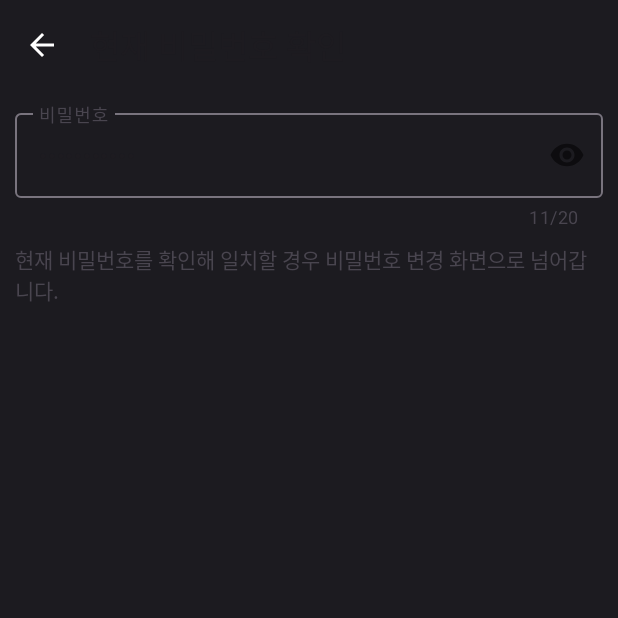
After one commit to koobh95/WeMakePass, an Android app: the fragment CurrentPasswordAuthFragment placed in its activity, on a phone screen of 412 x 824 dp, the top half of it. The commit adds this screen. Run offline under Robolectric (Android 15) with nearby library versions, the light colour scheme and no system bars; our stand-ins replace RxJava, data binding; 3 statements that could not run were skipped.

Commit message:
* 기능 추가 - 설정 화면에서 비밀번호 변경하는 기능 추가

```diff
--- a/app/src/main/java/com/example/wemakepass/network/api/UserAPI.java
+++ b/app/src/main/java/com/example/wemakepass/network/api/UserAPI.java
@@ -46,4 +46,9 @@ public interface UserAPI {
     @LoginRequired
     @GET(BASE_URI + "nickname_change")
     Observable<Response<String>> nicknameChange(@Query("newNickname") String newNickname);
+
+    // 현재 비밀번호 인증. 로그인 된 상태에서 비밀번호 변경을 수행할 때 사용.
+    @LoginRequired
+    @POST(BASE_URI + "password_auth")
+    Observable<Response<String>> currentPasswordAuth(@Body String currentPassword);
 }
--- a/app/src/main/java/com/example/wemakepass/view/accountSetting/AccountSettingFragment.java
+++ b/app/src/main/java/com/example/wemakepass/view/accountSetting/AccountSettingFragment.java
@@ -20,6 +20,7 @@ import com.example.wemakepass.data.model.vo.SettingCategoryVO;
 import com.example.wemakepass.databinding.FragmentAccountSettingBinding;
 import com.example.wemakepass.view.accountSetting.nicknameChange.NicknameChangeFragment;
 import com.example.wemakepass.view.accountSetting.passwordReset.PasswordResetFragment;
+import com.example.wemakepass.view.auth.currentPassword.CurrentPasswordAuthFragment;
 
 import java.util.ArrayList;
 import java.util.List;
@@ -127,9 +128,10 @@ public class AccountSettingFragment extends Fragment {
         List<SettingOptionModel> accountModifyOptionList = new ArrayList<>();
         accountModifyOptionList.add(new SettingOptionModel.SettingOptionBuilder()
                 .setContent("비밀번호 변경")
-                .setOnClickListener(v -> {
-
-                })
+                .setOnClickListener(v ->
+                    ((AccountSettingActivity)requireActivity())
+                            .addFragment(CurrentPasswordAuthFragment.newInstance(),
+                                    R.anim.slide_from_bottom, R.anim.slide_to_bottom))
                 .build());
         categoryList.add(new SettingCategoryVO(accountModifyOptionList));
 
--- a/app/src/main/java/com/example/wemakepass/view/accountSetting/nicknameChange/NicknameChangeFragment.java
+++ b/app/src/main/java/com/example/wemakepass/view/accountSetting/nicknameChange/NicknameChangeFragment.java
@@ -97,7 +97,7 @@ public class NicknameChangeFragment extends Fragment {
          * 4. EditText를 Enable 상태로 변경.
          *
          */
-        viewModel.getNicknameChanged().observe(this, aBoolean -> {
+        viewModel.getNicknameChangedLiveData().observe(this, aBoolean -> {
             AppConfig.UserPreference.setNickname(viewModel.getNicknameLiveData().getValue());
             DialogUtil.showAlertDialog(requireContext(), "변경되었습니다.");
             Bundle bundle = new Bundle();
--- /dev/null
+++ b/app/src/main/java/com/example/wemakepass/view/auth/currentPassword/CurrentPasswordAuthFragment.java
@@ -0,0 +1,94 @@
+package com.example.wemakepass.view.auth.currentPassword;
+
+import android.os.Bundle;
+
+import androidx.annotation.NonNull;
+import androidx.annotation.Nullable;
+import androidx.databinding.DataBindingUtil;
+import androidx.fragment.app.Fragment;
+import androidx.lifecycle.ViewModelProvider;
+
+import android.view.LayoutInflater;
+import android.view.View;
+import android.view.ViewGroup;
+
+import com.example.wemakepass.R;
+import com.example.wemakepass.config.AppConfig;
+import com.example.wemakepass.databinding.FragmentCurrentPasswordAuthBinding;
+import com.example.wemakepass.util.DialogUtil;
+import com.example.wemakepass.util.MessageUtil;
+import com.example.wemakepass.view.accountSetting.AccountSettingActivity;
+import com.example.wemakepass.view.accountSetting.passwordReset.PasswordResetFragment;
+
+/**
+ * 로그인된 상태에서 비밀번호 변경을 하기 위해 현재 비밀번호 인증을 수행하는 Fragment다.
+ *
+ * @author BH-Ku
+ * @since 2023-11-07
+ */
+public class CurrentPasswordAuthFragment extends Fragment {
+    private FragmentCurrentPasswordAuthBinding binding;
+    private CurrentPasswordAuthViewModel viewModel;
+
+    public static CurrentPasswordAuthFragment newInstance() {
+        return new CurrentPasswordAuthFragment();
+    }
+
+    @Override
+    public View onCreateView(LayoutInflater inflater, ViewGroup container,
+                             Bundle savedInstanceState) {
+        binding = DataBindingUtil.inflate(inflater, R.layout.fragment_current_password_auth, container, false);
+        binding.setLifecycleOwner(this);
+        viewModel = new ViewModelProvider(this).get(CurrentPasswordAuthViewModel.class);
+        binding.setViewModel(viewModel);
+        return binding.getRoot();
+    }
+
+    @Override
+    public void onViewCreated(@NonNull View view, @Nullable Bundle savedInstanceState) {
+        super.onViewCreated(view, savedInstanceState);
+        initToolbar();
+        initObserver();
+    }
+
+    /**
+     * Toolbar를 초기화하는 메서드.
+     */
+    private void initToolbar() {
+        binding.fragmentCurrentPasswordAuthToolbar.setNavigationOnClickListener(v ->
+                requireActivity()
+                        .getSupportFragmentManager()
+                        .popBackStack());
+    }
+
+    /**
+     * Observer를 초기화하는 메서드.
+     */
+    private void initObserver() {
+        viewModel.getSystemMessageLiveData().observe(this, systemMessage ->
+                DialogUtil.showAlertDialog(requireContext(), systemMessage));
+
+        viewModel.getNetworkErrorLiveData().observe(this, errorResponse ->
+                DialogUtil.showAlertDialog(requireContext(), errorResponse.getMessage()));
+
+        /**
+         * 비밀번호 인증이 완료되는 것을 감시하며 인증될 경우 다음을 수행한다.
+         *  1. AlertDialog를 닫는다.
+         *  2. 현재 Fragment를 종료한다.
+         *  3. PasswordResetFragment를 실행한다.
+         */
+        viewModel.getIsAuthLiveData().observe(this, aBoolean -> {
+            DialogUtil.showAlertDialog(requireContext(),
+                    "인증되었습니다. 비밀번호 변경 화면으로 이동합니다.",
+                    dialog -> {
+                        dialog.dismiss();
+                        requireActivity()
+                                .getSupportFragmentManager()
+                                .popBackStack();
+                        ((AccountSettingActivity)requireActivity())
+                                .addFragment(PasswordResetFragment.newInstance(AppConfig.UserPreference.getUserId()),
+                                        R.anim.slide_from_bottom, R.anim.slide_to_bottom);
+                    });
+        });
+    }
+}
--- /dev/null
+++ b/app/src/main/java/com/example/wemakepass/view/auth/currentPassword/CurrentPasswordAuthViewModel.java
@@ -0,0 +1,84 @@
+package com.example.wemakepass.view.auth.currentPassword;
+
+import android.text.TextUtils;
+import android.view.View;
+
+import com.example.wemakepass.base.BaseViewModel;
+import com.example.wemakepass.common.SingleLiveEvent;
+import com.example.wemakepass.network.util.AES256Util;
+import com.example.wemakepass.repository.UserRepository;
+import com.example.wemakepass.util.UserInfoUtil;
+
+import java.security.KeyStore;
+
+import io.reactivex.rxjava3.disposables.Disposable;
+
+/**
+ * CurrentPasswordAuthFragment의 ViewModel 클래스.
+ *
+ * @author BH-Ku
+ * @since 2023-11-07
+ */
+public class CurrentPasswordAuthViewModel extends BaseViewModel {
+    private SingleLiveEvent<String> passwordLiveData;
+    private Disposable authDisposable;
+
+    private UserRepository userRepository;
+    private UserInfoUtil userInfoUtil;
+    private AES256Util aes256Util;
+
+    public CurrentPasswordAuthViewModel() {
+        userRepository = new UserRepository(getNetworkErrorLiveData());
+        userInfoUtil = new UserInfoUtil();
+        aes256Util = AES256Util.getInstance();
+    }
+
+    /**
+     * - 확인 버턴을 눌렀을 때 호출되는 콜백 메서드로 xml에서 바인딩되어 있다.
+     * - 요청을 반복해서 보내는 것을 방지하기 위해서 Disposable을 확인한 후 없을 경우 입력한 비밀번호를
+     *  최소한으로 검증한다. 검증이 완료되면 비밀번호를 암호화하여 서버로 전송한다.
+     *
+     * @param view
+     */
+    public void onAuthButtonClick(View view) {
+        if(authDisposable != null && !authDisposable.isDisposed())
+            return;
+
+        if(!isValidPassword())
+            return;
+
+        String encryptedCurrentPassword = aes256Util.encrypt(passwordLiveData.getValue());
+        addDisposable(authDisposable = userRepository.currentPasswordAuth(encryptedCurrentPassword));
+    }
+
+    /**
+     *  사용자가 입력한 비밀번호가 정상적인지 확인한다. 단, 비밀번호 인증이기 때문에 형식 등은 검사하지 않고
+     * Null 여부, 길이만 검증한다.
+     *
+     * @return
+     */
+    private boolean isValidPassword() {
+        final String password = passwordLiveData.getValue();
+        UserInfoUtil.PasswordValidator validator = userInfoUtil.passwordValidator();
+
+        if(TextUtils.isEmpty(password)) {
+            systemMessageLiveData.setValue(validator.ERR_MSG_EMPTY);
+            return false;
+        } else if(!validator.inRange(password.length())) {
+            systemMessageLiveData.setValue(validator.ERR_MSG_RANGE);
+            return false;
+        }
+
+        return true;
+    }
+
+    public SingleLiveEvent<String> getPasswordLiveData() {
+        if(passwordLiveData == null)
+            passwordLiveData = new SingleLiveEvent<>("user1234!@!");
+        return passwordLiveData;
+    }
+
+    public SingleLiveEvent<Boolean> getIsAuthLiveData() {
+        return userRepository.getIsConfirmLiveData();
+    }
+}
--- a/app/src/main/java/com/example/wemakepass/view/auth/login/LoginFragment.java
+++ b/app/src/main/java/com/example/wemakepass/view/auth/login/LoginFragment.java
@@ -10,7 +10,6 @@ import androidx.databinding.DataBindingUtil;
 import androidx.fragment.app.Fragment;
 import androidx.lifecycle.ViewModelProvider;
 
-import android.util.Log;
 import android.view.LayoutInflater;
 import android.view.View;
 import android.view.ViewGroup;
@@ -25,8 +24,7 @@ import com.example.wemakepass.util.MessageUtil;
 import com.example.wemakepass.view.auth.AuthActivity;
 import com.example.wemakepass.view.auth.cert.EmailCertFragment;
 import com.example.wemakepass.view.auth.findAccount.FindAccountActivity;
-import com.example.wemakepass.view.auth.signUp.SignUpFragment;
-import com.example.wemakepass.view.community.CommunityFragment;
+import com.example.wemakepass.view.signUp.SignUpFragment;
 import com.example.wemakepass.view.main.MainActivity;
 
 /**
--- a/app/src/main/java/com/example/wemakepass/view/auth/signUp/SignUpFragment.java
+++ b/app/src/main/java/com/example/wemakepass/view/signUp/SignUpFragment.java
@@ -1,4 +1,4 @@
-package com.example.wemakepass.view.auth.signUp;
+package com.example.wemakepass.view.signUp;
 
 import android.os.Bundle;
 
@@ -20,7 +20,6 @@ import com.example.wemakepass.util.DialogUtil;
 import com.example.wemakepass.util.MessageUtil;
 import com.example.wemakepass.view.auth.AuthActivity;
 import com.example.wemakepass.view.auth.cert.EmailCertFragment;
-import com.example.wemakepass.view.examInfo.ExamInfoFragment;
 import com.google.android.material.textfield.TextInputLayout;
 
 /**
--- a/app/src/main/java/com/example/wemakepass/view/auth/signUp/SignUpViewModel.java
+++ b/app/src/main/java/com/example/wemakepass/view/signUp/SignUpViewModel.java
@@ -1,4 +1,4 @@
-package com.example.wemakepass.view.auth.signUp;
+package com.example.wemakepass.view.signUp;
 
 import android.text.TextUtils;
 import android.view.View;
--- /dev/null
+++ b/app/src/main/res/layout/fragment_current_password_auth.xml
@@ -0,0 +1,70 @@
+<?xml version="1.0" encoding="utf-8"?>
+<layout xmlns:android="http://schemas.android.com/apk/res/android"
+    xmlns:app="http://schemas.android.com/apk/res-auto"
+    xmlns:tools="http://schemas.android.com/tools">
+
+    <data>
+
+        <variable
+            name="viewModel"
+            type="com.example.wemakepass.view.auth.currentPassword.CurrentPasswordAuthViewModel" />
+    </data>
+
+    <androidx.constraintlayout.widget.ConstraintLayout
+        android:layout_width="match_parent"
+        android:layout_height="match_parent"
+        android:background="@color/baltic_sea"
+        android:clickable="true"
+        tools:context=".view.auth.currentPassword.CurrentPasswordAuthFragment">
+
+        <com.google.android.material.appbar.MaterialToolbar
+            android:id="@+id/fragment_current_password_auth_toolbar"
+            android:layout_width="match_parent"
+            android:layout_height="@dimen/toolbar_height"
+            app:layout_constraintTop_toTopOf="parent"
+            app:navigationIcon="@drawable/baseline_arrow_back_24"
+            app:title="현재 비밀번호 확인" />
+
+        <com.google.android.material.textfield.TextInputLayout
+            android:id="@+id/fragment_current_password_auth_text_layout"
+            android:layout_width="match_parent"
+            android:layout_height="wrap_content"
+            android:layout_margin="10dp"
+            android:theme="@style/Theme.TextInputLayout.Round10"
+            app:counterEnabled="true"
+            app:counterMaxLength="20"
+            app:layout_constraintTop_toBottomOf="@id/fragment_current_password_auth_toolbar"
+            app:passwordToggleEnabled="true">
+
+            <com.google.android.material.textfield.TextInputEditText
+                android:id="@+id/fragment_current_password_auth_edit_text"
+                android:layout_width="match_parent"
+                android:layout_height="wrap_content"
+                android:hint="비밀번호"
+                android:inputType="textPassword"
+                android:maxLength="20"
+                android:maxLines="1"
+                android:text="@={viewModel.passwordLiveData}" />
+
+        </com.google.android.material.textfield.TextInputLayout>
+
+        <androidx.appcompat.widget.AppCompatTextView
+            android:id="@+id/fragment_current_password_auth_guide_text_view"
+            android:layout_width="match_parent"
+            android:layout_height="wrap_content"
+            android:layout_margin="10dp"
+            android:text="@string/current_password_auth_guidelines"
+            app:layout_constraintTop_toBottomOf="@id/fragment_current_password_auth_text_layout" />
+
+        <androidx.appcompat.widget.AppCompatButton
+            android:id="@+id/fragment_current_password_auth_button"
+            android:layout_width="match_parent"
+            android:layout_height="@dimen/button_height"
+            android:layout_margin="10dp"
+            android:background="@drawable/bg_btn_r15_c_mine_shaft_approx"
+            android:onClick="@{viewModel::onAuthButtonClick}"
+            android:text="확인"
+            app:layout_constraintBottom_toBottomOf="parent" />
+
+    </androidx.constraintlayout.widget.ConstraintLayout>
+</layout>
--- a/app/src/main/res/layout/fragment_login.xml
+++ b/app/src/main/res/layout/fragment_login.xml
@@ -15,7 +15,6 @@
         android:layout_width="match_parent"
         android:layout_height="match_parent"
         android:background="@color/baltic_sea"
-        android:clickable="true"
         tools:context=".view.auth.login.LoginFragment">
 
         <androidx.appcompat.widget.AppCompatImageView
--- a/app/src/main/res/layout/fragment_password_reset.xml
+++ b/app/src/main/res/layout/fragment_password_reset.xml
@@ -100,10 +100,11 @@
             <androidx.appcompat.widget.AppCompatButton
                 android:id="@+id/fragment_password_reset_confirm_button"
                 android:layout_width="match_parent"
-                android:layout_height="@dimen/button_large_height"
+                android:layout_height="@dimen/button_height"
                 android:layout_marginTop="20dp"
+                android:background="@drawable/bg_btn_r15_c_mine_shaft_approx"
                 android:text="비밀번호 변경하기"
-                app:layout_constraintTop_toBottomOf="@id/fragment_password_reset_password_guidelines_text_view" />
+                app:layout_constraintBottom_toBottomOf="parent"/>
 
         </androidx.constraintlayout.widget.ConstraintLayout>
 
--- a/app/src/main/res/layout/fragment_sign_up.xml
+++ b/app/src/main/res/layout/fragment_sign_up.xml
@@ -7,7 +7,7 @@
 
         <variable
             name="viewModel"
-            type="com.example.wemakepass.view.auth.signUp.SignUpViewModel" />
+            type="com.example.wemakepass.view.signUp.SignUpViewModel" />
     </data>
 
     <androidx.constraintlayout.widget.ConstraintLayout
@@ -16,7 +16,7 @@
         android:layout_height="match_parent"
         android:background="@color/baltic_sea"
         android:clickable="true"
-        tools:context=".view.auth.signUp.SignUpFragment">
+        tools:context=".view.signUp.SignUpFragment">
 
         <ScrollView
             android:id="@+id/fragment_sign_up_scroll_view"
--- a/app/src/main/res/values/strings.xml
+++ b/app/src/main/res/values/strings.xml
@@ -4,6 +4,7 @@
     <string name="user_id_guidelines">- 아이디는 영문(a-z, A-Z), 숫자(0-9)만 사용 가능합니다.\n- 아이디 길이는 6자 이상 20자 이하여야 합니다.</string>
     <string name="nickname_guidelines">- 닉네임은 한글, 영문(a-z, A-Z), 숫자(0-9)만 사용 가능합니다.\n- 한글 기준 2~8자, 숫자와 영문 기준 4~16자 제한입니다.</string>
     <string name="password_guidelines">- 비밀번호는 10자 이상 20자 이하로 영문(a-z, A-Z), 숫자, 특수 문자가 모두 포함되어야 합니다.\n- 사용 가능한 특수 문자는 !@#$%^&amp;* 입니다.</string>
+    <string name="current_password_auth_guidelines"> 현재 비밀번호를 확인해 일치할 경우 비밀번호 변경 화면으로 넘어갑니다.</string>
     <string name="email_guidelines">- 이메일은 본인 인증 수단 및 비밀번호 찾기에 사용됩니다.\n- 이메일을 허위로 입력할 경우 본인 인증이 불가능할 수 있으며 본인 인증이 되지 않을 경우 모든 서비스 이용이 제한됩니다.</string>
     <string name="email_cert_guidelines">- 전송된 이메일은 3분간 유효합니다.\n- 제한 시간 내 인증을 완료하지 못한 경우 다시 요청해주세요.</string>
     <string name="password_reset_guidelines">새롭게 사용할 비밀번호를 설정합니다. 단, 이전 비밀번호를 재사용할 수 없습니다.</string>
```
Also changed, not shown: app/src/main/java/com/example/wemakepass/repository/UserRepository.java (+23 -0 lines), app/src/main/java/com/example/wemakepass/view/accountSetting/nicknameChange/NicknameChangeViewModel.java (+8 -10 lines), app/src/main/res/layout/fragment_account_setting.xml (+5 -5 lines).
